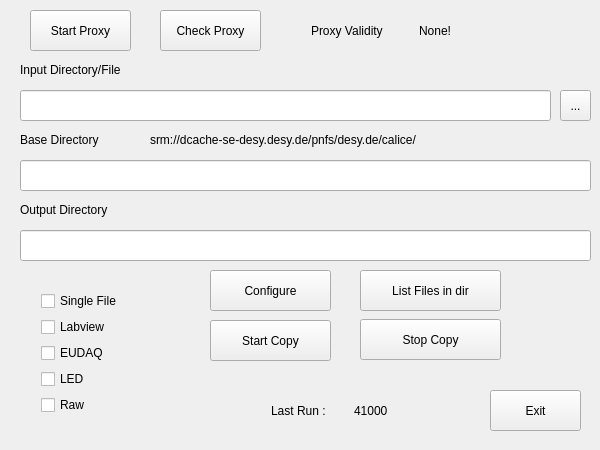
Old version of the form ui/dCacheMainWindow.ui in the repository CALICETB/dCache-gui.
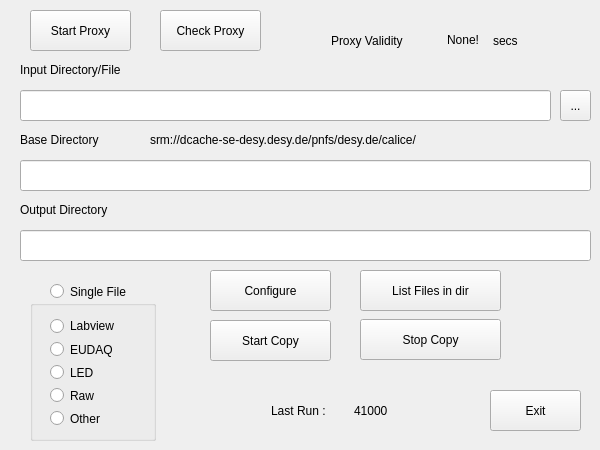
New version of the form.

Commit message: listing working Time proxy working Correct file type when choosing Missing Copy part

```diff
--- a/ui/dCacheMainWindow.ui
+++ b/ui/dCacheMainWindow.ui
@@ -51,53 +51,6 @@
      <string>Exit</string>
     </property>
    </widget>
-   <widget class="QWidget" name="layoutWidget_6">
-    <property name="geometry">
-     <rect>
-      <x>30</x>
-      <y>280</y>
-      <width>121</width>
-      <height>151</height>
-     </rect>
-    </property>
-    <layout class="QVBoxLayout" name="verticalLayout_2">
-     <item>
-      <widget class="QCheckBox" name="SingleCheck">
-       <property name="text">
-        <string>Single File</string>
-       </property>
-      </widget>
-     </item>
-     <item>
-      <widget class="QCheckBox" name="LabviewCheck">
-       <property name="text">
-        <string>Labview</string>
-       </property>
-      </widget>
-     </item>
-     <item>
-      <widget class="QCheckBox" name="EUDAQCheck">
-       <property name="text">
-        <string>EUDAQ</string>
-       </property>
-      </widget>
-     </item>
-     <item>
-      <widget class="QCheckBox" name="LEDCheck">
-       <property name="text">
-        <string>LED</string>
-       </property>
-      </widget>
-     </item>
-     <item>
-      <widget class="QCheckBox" name="RawCheck">
-       <property name="text">
-        <string>Raw</string>
-       </property>
-      </widget>
-     </item>
-    </layout>
-   </widget>
    <widget class="QLabel" name="BaseDir_label_srm">
     <property name="geometry">
      <rect>
@@ -271,33 +224,7 @@
      <string>Start Proxy</string>
     </property>
    </widget>
-   <widget class="QWidget" name="">
-    <property name="geometry">
-     <rect>
-      <x>300</x>
-      <y>10</y>
-      <width>231</width>
-      <height>41</height>
-     </rect>
-    </property>
-    <layout class="QHBoxLayout" name="horizontalLayout">
-     <item>
-      <widget class="QLabel" name="Proxy_label">
-       <property name="text">
-        <string>Proxy Validity</string>
-       </property>
-      </widget>
-     </item>
-     <item>
-      <widget class="QLabel" name="ProxyValid_label">
-       <property name="text">
-        <string>None!</string>
-       </property>
-      </widget>
-     </item>
-    </layout>
-   </widget>
-   <widget class="QWidget" name="">
+   <widget class="QWidget" name="layoutWidget">
     <property name="geometry">
      <rect>
       <x>260</x>
@@ -323,6 +250,110 @@
      </item>
     </layout>
    </widget>
+   <widget class="QWidget" name="layoutWidget">
+    <property name="geometry">
+     <rect>
+      <x>320</x>
+      <y>20</y>
+      <width>231</width>
+      <height>41</height>
+     </rect>
+    </property>
+    <layout class="QHBoxLayout" name="horizontalLayout_3">
+     <item>
+      <widget class="QLabel" name="Proxy_label">
+       <property name="text">
+        <string>Proxy Validity</string>
+       </property>
+      </widget>
+     </item>
+     <item>
+      <layout class="QHBoxLayout" name="horizontalLayout">
+       <item alignment="Qt::AlignHCenter|Qt::AlignVCenter">
+        <widget class="QLabel" name="ProxyValid_label">
+         <property name="text">
+          <string>None!</string>
+         </property>
+        </widget>
+       </item>
+       <item>
+        <widget class="QLabel" name="sec_label">
+         <property name="text">
+          <string>secs</string>
+         </property>
+        </widget>
+       </item>
+      </layout>
+     </item>
+    </layout>
+   </widget>
+   <widget class="QGroupBox" name="groupBox">
+    <property name="geometry">
+     <rect>
+      <x>30</x>
+      <y>300</y>
+      <width>126</width>
+      <height>141</height>
+     </rect>
+    </property>
+    <property name="title">
+     <string/>
+    </property>
+    <layout class="QFormLayout" name="formLayout">
+     <item row="0" column="1">
+      <layout class="QVBoxLayout" name="verticalLayout">
+       <item>
+        <widget class="QRadioButton" name="LabviewCheck">
+         <property name="text">
+          <string>Labview</string>
+         </property>
+        </widget>
+       </item>
+       <item>
+        <widget class="QRadioButton" name="EUDAQCheck">
+         <property name="text">
+          <string>EUDAQ</string>
+         </property>
+        </widget>
+       </item>
+       <item>
+        <widget class="QRadioButton" name="LEDCheck">
+         <property name="text">
+          <string>LED</string>
+         </property>
+        </widget>
+       </item>
+       <item>
+        <widget class="QRadioButton" name="RawCheck">
+         <property name="text">
+          <string>Raw</string>
+         </property>
+        </widget>
+       </item>
+       <item>
+        <widget class="QRadioButton" name="OtherCheck">
+         <property name="text">
+          <string>Other</string>
+         </property>
+        </widget>
+       </item>
+      </layout>
+     </item>
+    </layout>
+   </widget>
+   <widget class="QRadioButton" name="SingleCheck">
+    <property name="geometry">
+     <rect>
+      <x>50</x>
+      <y>280</y>
+      <width>107</width>
+      <height>23</height>
+     </rect>
+    </property>
+    <property name="text">
+     <string>Single File</string>
+    </property>
+   </widget>
   </widget>
  </widget>
  <layoutdefault spacing="6" margin="11"/>
```
The commit also changes 4 other files.
